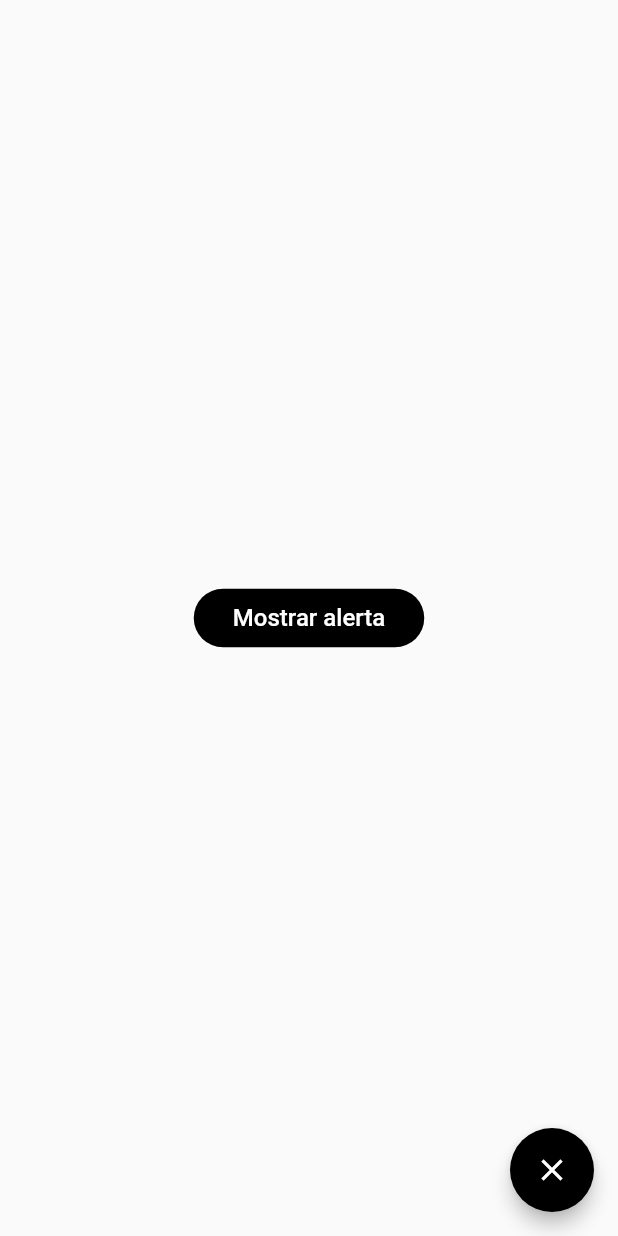
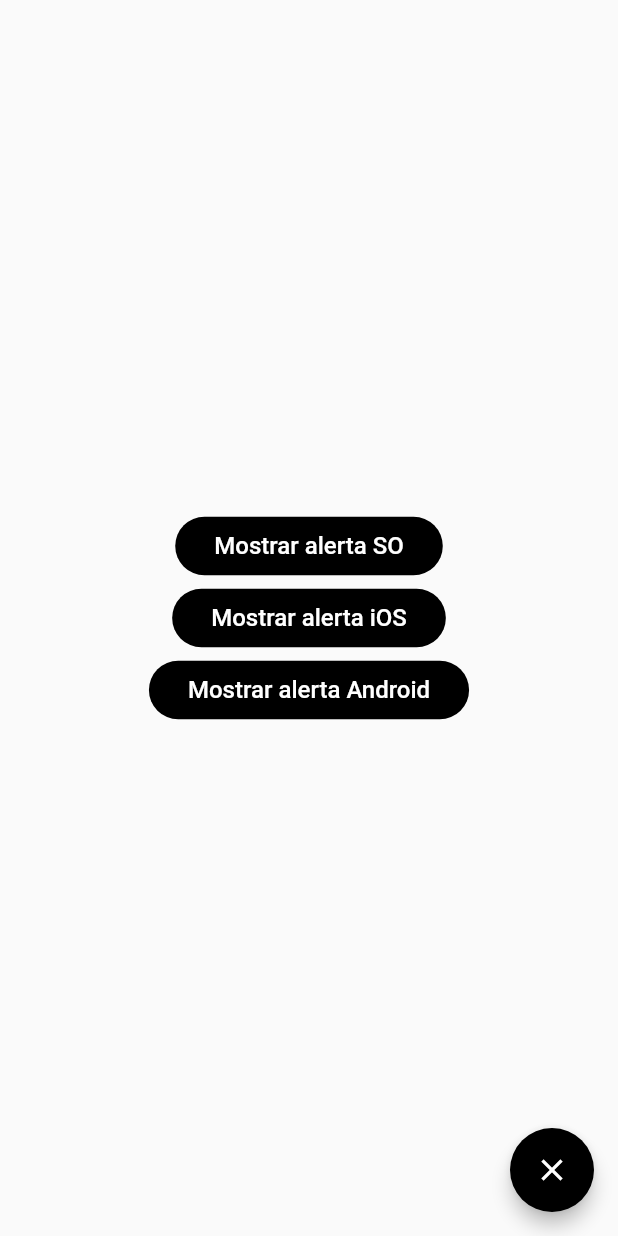
Before and after one commit to Reales09/components_flutter, a Flutter app: the AlertScreen screen opened by its route, on a phone screen of 412 x 824 dp. Run offline on Flutter 3.47's test engine with Material 2 defaults, Android fonts, the phone set to English and light mode, and no system bars.

Commit message:
Se agrega circle avatar

```diff
--- a/lib/router/app_routes.dart
+++ b/lib/router/app_routes.dart
@@ -1,4 +1,5 @@
 import 'package:fl_components/screens/listview2_screen.dart';
+import 'package:fl_components/screens/screens.dart';
 import 'package:flutter/material.dart';
 
 import '../screens/card_screen.dart';
@@ -40,6 +41,12 @@ class AppRoutes {
         name: 'Cards',
         scren: const CardScreen(),
         icon: Icons.credit_card),
+
+    MenuOption(
+        route: 'avatar',
+        name: 'CircleAvatar',
+        scren: const AvatarScreen(),
+        icon: Icons.supervised_user_circle_outlined),
   ];
 
   static Map<String, Widget Function(BuildContext)> getAppRoutes() {
--- a/lib/screens/alert_screen.dart
+++ b/lib/screens/alert_screen.dart
@@ -78,7 +78,10 @@ class AlertScreen extends StatelessWidget {
   Widget build(BuildContext context) {
     return Scaffold(
       body: Center(
-        child: ElevatedButton(
+        child: Column(
+          mainAxisAlignment: MainAxisAlignment.center,
+          children: [
+            ElevatedButton(
                 // style: ElevatedButton.styleFrom(
                 //     primary: Colors.black,
                 //     shape: const StadiumBorder(),
@@ -86,7 +89,7 @@ class AlertScreen extends StatelessWidget {
                 child: const Padding(
                   padding: EdgeInsets.all(10),
                   child: Text(
-                'Mostrar alerta',
+                    'Mostrar alerta SO',
                     style: TextStyle(fontSize: 16),
                   ),
                 ),
@@ -94,6 +97,36 @@ class AlertScreen extends StatelessWidget {
                 onPressed: () => Platform.isAndroid
                     ? displayDialogAndroid(context)
                     : displayDialogIOS(context)),
+            ElevatedButton(
+                // style: ElevatedButton.styleFrom(
+                //     primary: Colors.black,
+                //     shape: const StadiumBorder(),
+                //     elevation: 0),
+                child: const Padding(
+                  padding: EdgeInsets.all(10),
+                  child: Text(
+                    'Mostrar alerta iOS',
+                    style: TextStyle(fontSize: 16),
+                  ),
+                ),
+                //
+                onPressed: () => displayDialogIOS(context)),
+            ElevatedButton(
+                // style: ElevatedButton.styleFrom(
+                //     primary: Colors.black,
+                //     shape: const StadiumBorder(),
+                //     elevation: 0),
+                child: const Padding(
+                  padding: EdgeInsets.all(10),
+                  child: Text(
+                    'Mostrar alerta Android',
+                    style: TextStyle(fontSize: 16),
+                  ),
+                ),
+                //
+                onPressed: () => displayDialogAndroid(context)),
+          ],
+        ),
       ),
       floatingActionButton: FloatingActionButton(
           child: const Icon(Icons.close),
--- a/lib/screens/screens.dart
+++ b/lib/screens/screens.dart
@@ -1,3 +1,4 @@
+export 'package:fl_components/screens/avatar_screen.dart';
 export 'package:fl_components/screens/alert_screen.dart';
 export 'package:fl_components/screens/card_screen.dart';
 export 'package:fl_components/screens/home_screen.dart';
```
Also changed, not shown: lib/screens/avatar_screen.dart (added, +30 -0 lines). Lines whose indentation alone changed are shown as unchanged.
